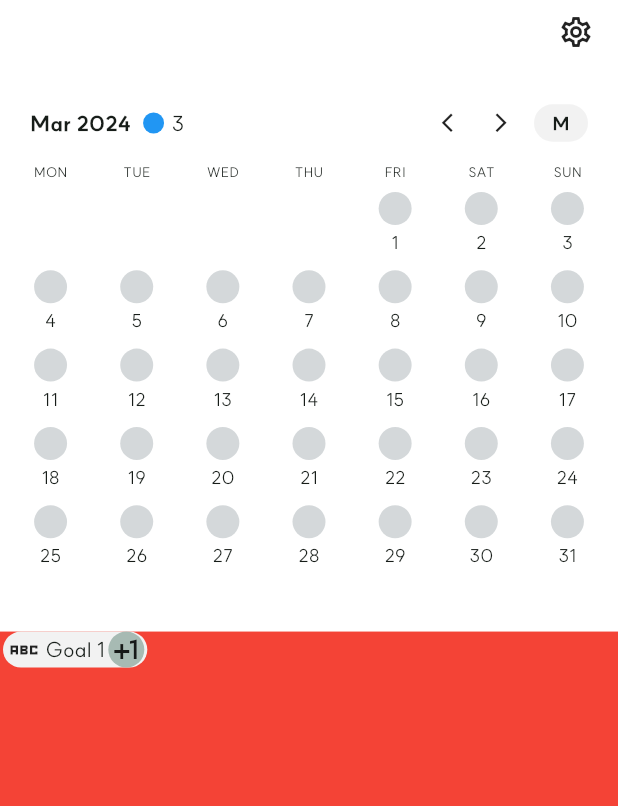
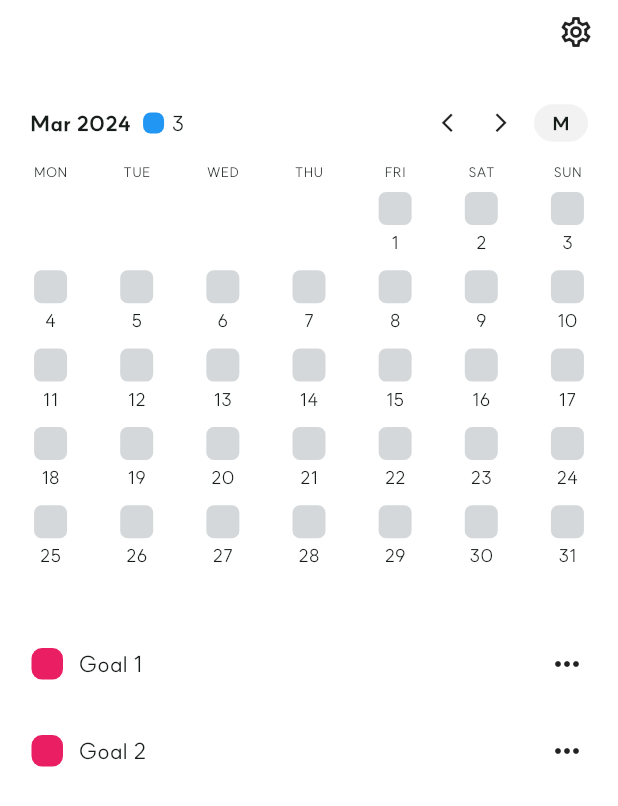
Before and after one commit to zimkjh/BetterThanYesterday, a Flutter app: the MainPage screen opened by its route, on a phone screen of 412 x 824 dp. Shown: the top 806 px of the screen. Run offline on Flutter 3.47's test engine with Material 3 defaults, Android fonts, the phone set to English and light mode, and no system bars; our stand-ins replace get, get_storage; accounts and stored records are empty; project files that could hold a hidden picture were left out.

Commit message:
Add todo list layout

```diff
--- a/lib/app/core/theme/text_theme.dart
+++ b/lib/app/core/theme/text_theme.dart
@@ -17,10 +17,14 @@ const TextStyle item2 = TextStyle(
   fontWeight: FontWeight.w800,
 );
 const TextStyle plain1 = TextStyle(
+  fontSize: 15,
+  fontWeight: FontWeight.w500,
+);
+const TextStyle plain2 = TextStyle(
   fontSize: 12,
   fontWeight: FontWeight.w500,
 );
-const TextStyle plain2 = TextStyle(
+const TextStyle plain3 = TextStyle(
   fontSize: 9,
   fontWeight: FontWeight.w500,
 );
--- a/lib/app/modules/main/calendar_day_view.dart
+++ b/lib/app/modules/main/calendar_day_view.dart
@@ -18,13 +18,13 @@ class CalendarDayView extends StatelessWidget {
           height: 22,
           decoration: const BoxDecoration(
             color: AppColors.gray2,
-            borderRadius: BorderRadius.all(Radius.circular(90)),
+            borderRadius: BorderRadius.all(Radius.circular(5)),
           ),
         ),
         const SizedBox(height: 3),
         Text(
           day.toString(),
-          style: plain1,
+          style: plain2,
         ),
       ],
     );
--- a/lib/app/modules/main/calendar_dayoftheweek_widget.dart
+++ b/lib/app/modules/main/calendar_dayoftheweek_widget.dart
@@ -24,7 +24,7 @@ class CalendarDayOfTheWeekWidget extends StatelessWidget {
               (day) => Container(
                 width: 40,
                 alignment: Alignment.center,
-                child: Text(day, style: plain2),
+                child: Text(day, style: plain3),
               ),
             )
             .toList(),
--- a/lib/app/modules/main/calendar_header_view.dart
+++ b/lib/app/modules/main/calendar_header_view.dart
@@ -28,7 +28,7 @@ class CalendarHeaderView extends StatelessWidget {
             height: 14,
             decoration: BoxDecoration(
               color: Colors.blue,
-              borderRadius: BorderRadius.circular(90),
+              borderRadius: BorderRadius.circular(5),
             ),
           ),
           const Text('3'),
--- a/lib/app/modules/main/todo_view.dart
+++ b/lib/app/modules/main/todo_view.dart
@@ -1,4 +1,4 @@
-import 'package:bty/app/core/theme/color_theme.dart';
+import 'package:bty/app/core/theme/text_theme.dart';
 import 'package:bty/app/data/model/todo.dart';
 import 'package:flutter/material.dart';
 import 'package:get/get.dart';
@@ -10,38 +10,25 @@ class TodoView extends StatelessWidget {
   Widget build(BuildContext context) {
     return Container(
       width: Get.width,
-      height: 2000,
-      color: Colors.red,
-      child: Column(
+      height: 43,
+      margin: const EdgeInsets.only(bottom: 15),
+      child: Row(
+        crossAxisAlignment: CrossAxisAlignment.center,
         children: [
-          Row(
-            children: [
-              const SizedBox(width: 2),
-              Container(
-                decoration: BoxDecoration(
-                  color: AppColors.lightGray1,
-                  borderRadius: BorderRadius.circular(30),
-                ),
-                child: Row(
-                  children: [
-                    const SizedBox(width: 2),
-                    const Icon(Icons.abc_sharp),
-                    const SizedBox(width: 2),
-                    const Text('Goal 1'),
-                    const SizedBox(width: 2),
-                    Container(
-                      decoration: BoxDecoration(
-                        color: AppColors.gray1,
-                        borderRadius: BorderRadius.circular(90),
-                      ),
-                      child: const Icon(Icons.plus_one),
-                    ),
-                    const SizedBox(width: 2),
-                  ],
-                ),
-              ),
-            ],
-          )
+          const SizedBox(width: 21),
+          Container(
+            width: 21,
+            height: 21,
+            decoration: BoxDecoration(
+              color: Colors.pink,
+              borderRadius: BorderRadius.circular(7),
+            ),
+          ),
+          const SizedBox(width: 10),
+          Text(todo.title, style: plain1),
+          const Spacer(),
+          const Icon(Icons.more_horiz),
+          const SizedBox(width: 22),
         ],
       ),
     );
```
